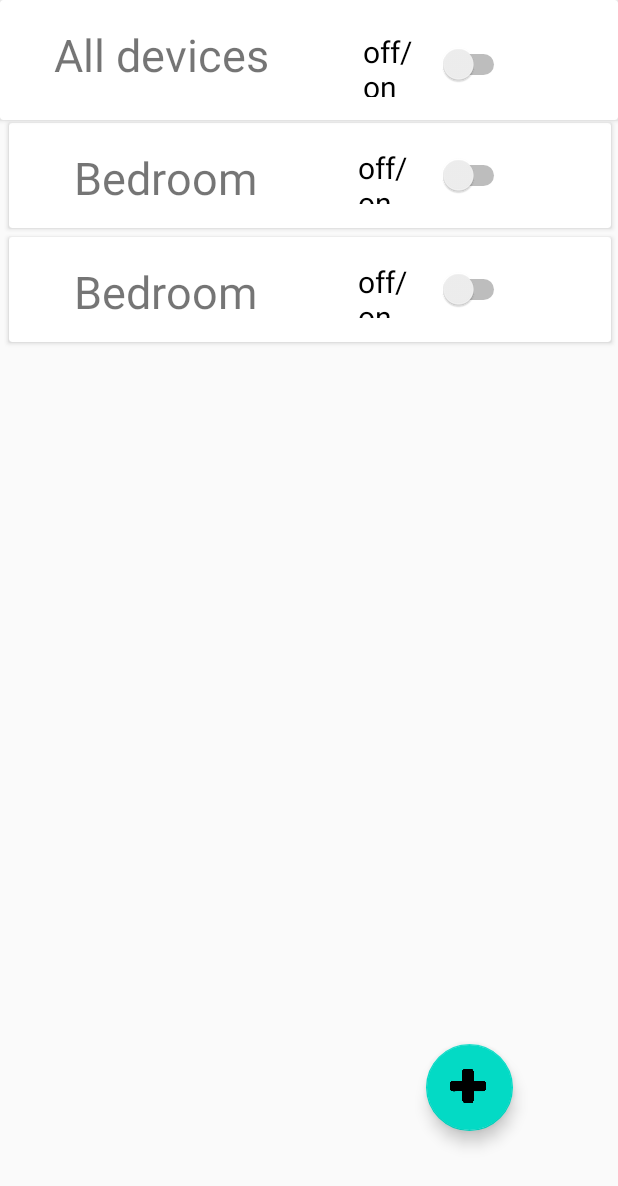
After one commit to kokopiotrowski/Sep4AndroidApp, an Android app: the layout fragment_rooms.xml on its own in the app's theme, with its tools: preview values and no code run, on a phone screen of 412 x 824 dp. The commit adds this screen. Shown: the top 1186 px of the screen. Run offline under Robolectric (Android 15) with nearby library versions, the light colour scheme and no system bars; network calls fail.

Commit message:
roomView with room_item

```diff
--- a/app/build.gradle
+++ b/app/build.gradle
@@ -61,6 +61,7 @@ dependencies {
     //noinspection GradleCompatible
     implementation 'com.android.support:cardview-v7:28.0.0'
     implementation 'com.github.PhilJay:MPAndroidChart:v3.0.2'
+    implementation 'androidx.legacy:legacy-support-v4:1.0.0'
 
 
 }
--- /dev/null
+++ b/app/src/main/java/com/example/sep4androidapp/Adapter/RoomsAdapter.java
@@ -0,0 +1,48 @@
+package com.example.sep4androidapp.Adapter;
+
+import android.view.LayoutInflater;
+import android.view.View;
+import android.view.ViewGroup;
+import android.widget.Switch;
+import android.widget.TextView;
+
+import androidx.annotation.NonNull;
+import androidx.recyclerview.widget.RecyclerView;
+import androidx.room.Room;
+
+import com.example.sep4androidapp.R;
+
+import java.util.ArrayList;
+import java.util.List;
+
+public class RoomsAdapter extends RecyclerView.Adapter<RoomsAdapter.RoomsHolder> {
+    private List<Room> rooms = new ArrayList<>();
+
+    @NonNull
+    @Override
+    public RoomsHolder onCreateViewHolder(@NonNull ViewGroup parent, int viewType) {
+        //View itemView = LayoutInflater.from(parent.getContext()).inflate(R.layout.room_item, parent, false);
+        return null;
+    }
+
+    @Override
+    public void onBindViewHolder(@NonNull RoomsHolder holder, int position) {
+
+    }
+
+    @Override
+    public int getItemCount() {
+        return 0;
+    }
+
+    class RoomsHolder extends RecyclerView.ViewHolder{
+        private TextView roomLabelTextView;
+        private Switch roomsSwitch;
+
+        public RoomsHolder(@NonNull View itemView) {
+            super(itemView);
+            roomLabelTextView = itemView.findViewById(R.id.roomLabelTextView);
+            roomsSwitch = itemView.findViewById(R.id.roomsSwitch);
+        }
+    }
+}
--- a/app/src/main/java/com/example/sep4androidapp/MainActivity.java
+++ b/app/src/main/java/com/example/sep4androidapp/MainActivity.java
@@ -16,6 +16,7 @@ import com.example.sep4androidapp.Firebase.Firebase_Login;
 import com.example.sep4androidapp.ViewModels.StartStopViewModel;
 import com.example.sep4androidapp.fragments.mainFragment.MainFragment;
 import com.example.sep4androidapp.fragments.preferencesFragment.PreferencesFragment;
+import com.example.sep4androidapp.fragments.roomFragment.RoomsFragment;
 import com.example.sep4androidapp.fragments.sleepFragment.SleepFragment;
 import com.firebase.ui.auth.AuthUI;
 import com.google.android.gms.tasks.OnCompleteListener;
@@ -62,7 +63,7 @@ public class MainActivity extends AppCompatActivity implements NavigationView.On
                 getSupportFragmentManager().beginTransaction().replace(R.id.fragment_container, new MainFragment()).commit();
                 break;
             case R.id.itemRooms:
-//                getSupportFragmentManager().beginTransaction().replace(R.id.fragment_container, ).commit();
+                getSupportFragmentManager().beginTransaction().replace(R.id.fragment_container, new RoomsFragment()).commit();
                 break;
             case R.id.itemPreferences:
                 getSupportFragmentManager().beginTransaction().replace(R.id.fragment_container, new PreferencesFragment()).commit();
--- /dev/null
+++ b/app/src/main/java/com/example/sep4androidapp/ViewModels/RoomsViewModel.java
@@ -0,0 +1,4 @@
+package com.example.sep4androidapp.ViewModels;
+
+public class RoomsViewModel {
+}
--- /dev/null
+++ b/app/src/main/java/com/example/sep4androidapp/fragments/roomFragment/RoomsFragment.java
@@ -0,0 +1,21 @@
+package com.example.sep4androidapp.fragments.roomFragment;
+
+import android.os.Bundle;
+import android.view.LayoutInflater;
+import android.view.View;
+import android.view.ViewGroup;
+
+import androidx.annotation.NonNull;
+import androidx.annotation.Nullable;
+import androidx.fragment.app.Fragment;
+import androidx.recyclerview.widget.RecyclerView;
+
+import com.example.sep4androidapp.R;
+
+public class RoomsFragment extends Fragment {
+    public View onCreateView(@NonNull LayoutInflater inflater, @Nullable ViewGroup container, @Nullable Bundle savedInstanceState) {
+        View view = inflater.inflate(R.layout.fragment_rooms, container, false);
+
+        return view;
+    }
+}
--- /dev/null
+++ b/app/src/main/res/layout/fragment_rooms.xml
@@ -0,0 +1,76 @@
+<?xml version="1.0" encoding="utf-8"?>
+<androidx.constraintlayout.widget.ConstraintLayout xmlns:android="http://schemas.android.com/apk/res/android"
+    xmlns:app="http://schemas.android.com/apk/res-auto"
+    xmlns:tools="http://schemas.android.com/tools"
+    android:id="@+id/constraintLayout"
+    android:layout_width="match_parent"
+    android:layout_height="match_parent">
+
+    <com.google.android.material.floatingactionbutton.FloatingActionButton
+        android:id="@+id/fab"
+        android:layout_width="67dp"
+        android:layout_height="58dp"
+        android:layout_gravity="end|bottom"
+        android:layout_margin="70dp"
+        android:src="@drawable/plus"
+        app:layout_constraintBottom_toBottomOf="parent"
+        app:layout_constraintEnd_toEndOf="parent" />
+
+    <androidx.cardview.widget.CardView
+        android:id="@+id/cardView2"
+        android:layout_width="match_parent"
+        android:layout_height="80dp"
+        app:layout_constraintEnd_toEndOf="parent"
+        app:layout_constraintStart_toStartOf="parent"
+        app:layout_constraintTop_toTopOf="parent">
+
+        <androidx.constraintlayout.widget.ConstraintLayout
+            android:layout_width="match_parent"
+            android:layout_height="match_parent">
+
+            <Switch
+                android:id="@+id/switch1"
+                android:layout_width="98dp"
+                android:layout_height="44dp"
+                android:layout_marginEnd="72dp"
+                android:text="off/on"
+                android:textSize="20sp"
+                app:layout_constraintBottom_toBottomOf="parent"
+                app:layout_constraintEnd_toEndOf="parent"
+                app:layout_constraintHorizontal_bias="1.0"
+                app:layout_constraintStart_toEndOf="@+id/textView"
+                app:layout_constraintTop_toTopOf="parent"
+                app:layout_constraintVertical_bias="0.578" />
+
+            <TextView
+                android:id="@+id/textView"
+                android:layout_width="194dp"
+                android:layout_height="53dp"
+                android:layout_marginStart="36dp"
+                android:text="All devices"
+                android:textSize="30sp"
+                app:layout_constraintBottom_toBottomOf="parent"
+                app:layout_constraintStart_toStartOf="parent"
+                app:layout_constraintTop_toTopOf="parent"
+                app:layout_constraintVertical_bias="0.592" />
+        </androidx.constraintlayout.widget.ConstraintLayout>
+    </androidx.cardview.widget.CardView>
+
+    <androidx.core.widget.NestedScrollView
+        android:id="@+id/nestedScrollView"
+        android:layout_width="413dp"
+        android:layout_height="637dp"
+        android:fillViewport="true"
+        tools:layout_editor_absoluteX="0dp"
+        tools:layout_editor_absoluteY="96dp">
+
+        <androidx.recyclerview.widget.RecyclerView
+            android:id="@+id/recyclerView"
+            android:layout_width="match_parent"
+            android:layout_height="wrap_content"
+            tools:listitem="@layout/room_item">
+
+        </androidx.recyclerview.widget.RecyclerView>
+    </androidx.core.widget.NestedScrollView>
+
+</androidx.constraintlayout.widget.ConstraintLayout>
--- /dev/null
+++ b/app/src/main/res/layout/room_item.xml
@@ -0,0 +1,46 @@
+<?xml version="1.0" encoding="utf-8"?>
+<androidx.cardview.widget.CardView xmlns:android="http://schemas.android.com/apk/res/android"
+    xmlns:tools="http://schemas.android.com/tools"
+    android:layout_width="match_parent"
+    android:layout_height="70dp"
+    android:layout_marginStart="6dp"
+    android:layout_marginTop="6dp"
+    android:layout_marginEnd="6dp">
+
+    <RelativeLayout
+        android:layout_width="match_parent"
+        android:layout_height="match_parent"
+        android:padding="6dp" >
+
+        <Switch
+            android:id="@+id/roomsSwitch"
+            android:layout_width="101dp"
+            android:layout_height="40dp"
+            android:layout_alignParentTop="true"
+            android:layout_alignParentEnd="true"
+            android:layout_alignParentBottom="true"
+            android:layout_marginTop="10dp"
+            android:layout_marginEnd="61dp"
+            android:layout_marginBottom="10dp"
+            android:text="off/on"
+            android:textSize="20sp" />
+
+        <TextView
+            android:id="@+id/roomLabelTextView"
+            android:layout_width="163dp"
+            android:layout_height="37dp"
+            android:layout_alignParentStart="true"
+            android:layout_alignParentTop="true"
+            android:layout_alignParentBottom="true"
+            android:layout_marginStart="37dp"
+            android:layout_marginLeft="30dp"
+            android:layout_marginTop="10dp"
+            android:layout_marginEnd="37dp"
+            android:layout_marginBottom="10dp"
+            android:layout_toStartOf="@+id/roomsSwitch"
+            android:ellipsize="end"
+            android:text="Bedroom"
+            android:textSize="30sp" />
+    </RelativeLayout>
+
+</androidx.cardview.widget.CardView>
```
Also changed, not shown: app/src/main/res/drawable/plus.png (added).
